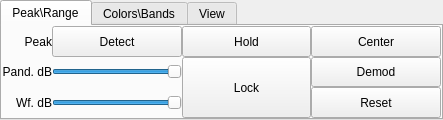
shawnj007/gqrx-touch, file src/qtgui/dockfft.ui: the form before one commit.
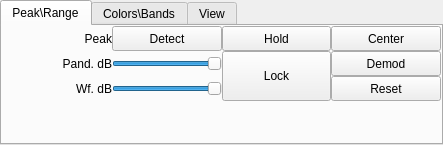
The form after the commit. The open tabs and pages were chosen to show the change. Icons and pictures are not drawn. Custom widgets are drawn as their Qt base class.

Diff of the .ui file:
```diff
--- a/src/qtgui/dockfft.ui
+++ b/src/qtgui/dockfft.ui
@@ -7,7 +7,7 @@
     <x>0</x>
     <y>0</y>
     <width>443</width>
-    <height>120</height>
+    <height>145</height>
    </rect>
   </property>
   <property name="sizePolicy">
@@ -19,7 +19,7 @@
   <property name="minimumSize">
    <size>
     <width>443</width>
-    <height>120</height>
+    <height>145</height>
    </size>
   </property>
   <property name="maximumSize">
@@ -51,6 +51,12 @@
      <verstretch>0</verstretch>
     </sizepolicy>
    </property>
+   <property name="minimumSize">
+    <size>
+     <width>443</width>
+     <height>126</height>
+    </size>
+   </property>
    <layout class="QVBoxLayout" name="verticalLayout_2">
     <property name="spacing">
      <number>0</number>
@@ -69,14 +75,32 @@
     </property>
     <item>
      <widget class="QTabWidget" name="tabWidget">
+      <property name="sizePolicy">
+       <sizepolicy hsizetype="MinimumExpanding" vsizetype="Preferred">
+        <horstretch>0</horstretch>
+        <verstretch>0</verstretch>
+       </sizepolicy>
+      </property>
+      <property name="minimumSize">
+       <size>
+        <width>443</width>
+        <height>126</height>
+       </size>
+      </property>
       <property name="currentIndex">
        <number>0</number>
       </property>
       <widget class="QWidget" name="tab_3">
+       <property name="minimumSize">
+        <size>
+         <width>439</width>
+         <height>95</height>
+        </size>
+       </property>
        <attribute name="title">
         <string>Peak\Range</string>
        </attribute>
-       <layout class="QVBoxLayout" name="verticalLayout_5">
+       <layout class="QVBoxLayout" name="verticalLayout_5" stretch="0,0">
         <property name="spacing">
          <number>0</number>
         </property>
@@ -94,7 +118,19 @@
         </property>
         <item>
          <widget class="QFrame" name="frame_peak_range">
-          <layout class="QGridLayout" name="gridLayout" columnstretch="0,1,1,1">
+          <property name="minimumSize">
+           <size>
+            <width>439</width>
+            <height>75</height>
+           </size>
+          </property>
+          <property name="maximumSize">
+           <size>
+            <width>16777215</width>
+            <height>16777215</height>
+           </size>
+          </property>
+          <layout class="QGridLayout" name="gridLayout" columnstretch="0,0,0,0">
            <property name="leftMargin">
             <number>0</number>
            </property>
@@ -110,103 +146,13 @@
            <property name="spacing">
             <number>0</number>
            </property>
-           <item row="0" column="2">
-            <widget class="QPushButton" name="peakHoldButton">
-             <property name="sizePolicy">
-              <sizepolicy hsizetype="MinimumExpanding" vsizetype="MinimumExpanding">
-               <horstretch>0</horstretch>
-               <verstretch>0</verstretch>
-              </sizepolicy>
-             </property>
-             <property name="minimumSize">
-              <size>
-               <width>50</width>
-               <height>10</height>
-              </size>
-             </property>
-             <property name="maximumSize">
-              <size>
-               <width>16777215</width>
-               <height>16777215</height>
-              </size>
-             </property>
-             <property name="toolTip">
-              <string>Toggle peak hold in FFT</string>
-             </property>
-             <property name="text">
-              <string>Hold</string>
-             </property>
-             <property name="checkable">
-              <bool>true</bool>
-             </property>
-            </widget>
-           </item>
-           <item row="2" column="1">
-            <widget class="ctkRangeSlider" name="wfRangeSlider">
-             <property name="sizePolicy">
-              <sizepolicy hsizetype="MinimumExpanding" vsizetype="MinimumExpanding">
-               <horstretch>0</horstretch>
-               <verstretch>0</verstretch>
-              </sizepolicy>
-             </property>
-             <property name="minimumSize">
-              <size>
-               <width>0</width>
-               <height>10</height>
-              </size>
-             </property>
-             <property name="toolTip">
-              <string>Set waterfall dB range</string>
-             </property>
-             <property name="statusTip">
-              <string>Set waterfall dB range</string>
-             </property>
-             <property name="minimum">
-              <number>-160</number>
-             </property>
-             <property name="maximum">
-              <number>0</number>
-             </property>
-             <property name="orientation">
-              <enum>Qt::Horizontal</enum>
-             </property>
-            </widget>
-           </item>
-           <item row="2" column="0">
-            <widget class="QLabel" name="wfRangeLabel">
-             <property name="sizePolicy">
-              <sizepolicy hsizetype="MinimumExpanding" vsizetype="MinimumExpanding">
-               <horstretch>0</horstretch>
-               <verstretch>0</verstretch>
-              </sizepolicy>
-             </property>
-             <property name="minimumSize">
-              <size>
-               <width>0</width>
-               <height>10</height>
-              </size>
-             </property>
-             <property name="toolTip">
-              <string>Set waterfall dB range</string>
-             </property>
-             <property name="statusTip">
-              <string>Set waterfall dB range</string>
-             </property>
-             <property name="text">
-              <string>Wf. dB</string>
-             </property>
-             <property name="alignment">
-              <set>Qt::AlignRight|Qt::AlignTrailing|Qt::AlignVCenter</set>
-             </property>
-            </widget>
-           </item>
            <item row="1" column="2" rowspan="2">
             <widget class="QPushButton" name="lockButton">
              <property name="enabled">
               <bool>true</bool>
              </property>
              <property name="sizePolicy">
-              <sizepolicy hsizetype="MinimumExpanding" vsizetype="MinimumExpanding">
+              <sizepolicy hsizetype="MinimumExpanding" vsizetype="Preferred">
                <horstretch>0</horstretch>
                <verstretch>0</verstretch>
               </sizepolicy>
@@ -214,9 +160,16 @@
              <property name="minimumSize">
               <size>
                <width>50</width>
-               <height>10</height>
+               <height>25</height>
               </size>
              </property>
+             <property name="palette">
+              <palette>
+               <active/>
+               <inactive/>
+               <disabled/>
+              </palette>
+             </property>
              <property name="toolTip">
               <string>Lock panadapter and waterfall sliders together</string>
              </property>
@@ -231,69 +184,80 @@
              </property>
             </widget>
            </item>
-           <item row="0" column="1">
-            <widget class="QPushButton" name="peakDetectionButton">
+           <item row="1" column="1">
+            <widget class="ctkRangeSlider" name="pandRangeSlider">
              <property name="sizePolicy">
-              <sizepolicy hsizetype="MinimumExpanding" vsizetype="MinimumExpanding">
+              <sizepolicy hsizetype="MinimumExpanding" vsizetype="Preferred">
                <horstretch>0</horstretch>
                <verstretch>0</verstretch>
               </sizepolicy>
              </property>
              <property name="minimumSize">
               <size>
-               <width>50</width>
-               <height>10</height>
+               <width>0</width>
+               <height>25</height>
               </size>
              </property>
-             <property name="maximumSize">
-              <size>
-               <width>16777215</width>
-               <height>16777215</height>
-              </size>
+             <property name="palette">
+              <palette>
+               <active/>
+               <inactive/>
+               <disabled/>
+              </palette>
              </property>
              <property name="toolTip">
               <string>Enable peak detection in FFT</string>
              </property>
-             <property name="text">
-              <string>Detect</string>
+             <property name="statusTip">
+              <string>Set pandapter dB range</string>
              </property>
-             <property name="checkable">
-              <bool>true</bool>
+             <property name="minimum">
+              <number>-160</number>
+             </property>
+             <property name="maximum">
+              <number>0</number>
+             </property>
+             <property name="orientation">
+              <enum>Qt::Horizontal</enum>
              </property>
             </widget>
            </item>
-           <item row="0" column="3">
-            <widget class="QPushButton" name="centerButton">
+           <item row="2" column="0">
+            <widget class="QLabel" name="wfRangeLabel">
              <property name="sizePolicy">
-              <sizepolicy hsizetype="MinimumExpanding" vsizetype="MinimumExpanding">
+              <sizepolicy hsizetype="MinimumExpanding" vsizetype="Preferred">
                <horstretch>0</horstretch>
                <verstretch>0</verstretch>
               </sizepolicy>
              </property>
              <property name="minimumSize">
               <size>
-               <width>50</width>
-               <height>10</height>
+               <width>0</width>
+               <height>25</height>
               </size>
              </property>
-             <property name="maximumSize">
-              <size>
-               <width>16777215</width>
-               <height>16777215</height>
-              </size>
+             <property name="palette">
+              <palette>
+               <active/>
+               <inactive/>
+               <disabled/>
+              </palette>
              </property>
              <property name="toolTip">
               <string>Center FFT around original center frequency</string>
              </property>
              <property name="text">
-              <string>Center</string>
+              <string>Wf. dB</string>
+             </property>
+             <property name="alignment">
+              <set>Qt::AlignRight|Qt::AlignTrailing|Qt::AlignVCenter</set>
              </property>
             </widget>
            </item>
            <item row="0" column="0">
             <widget class="QLabel" name="peakLabel">
              <property name="sizePolicy">
-              <sizepolicy hsizetype="MinimumExpanding" vsizetype="MinimumExpanding">
+              <sizepolicy hsizetype="MinimumExpanding" vsizetype="Preferred">
                <horstretch>0</horstretch>
                <verstretch>0</verstretch>
               </sizepolicy>
@@ -301,9 +265,16 @@
              <property name="minimumSize">
               <size>
                <width>0</width>
-               <height>10</height>
+               <height>25</height>
               </size>
              </property>
+             <property name="palette">
+              <palette>
+               <active/>
+               <inactive/>
+               <disabled/>
+              </palette>
+             </property>
              <property name="text">
               <string>Peak</string>
              </property>
@@ -312,41 +283,10 @@
              </property>
             </widget>
            </item>
-           <item row="1" column="1">
-            <widget class="ctkRangeSlider" name="pandRangeSlider">
-             <property name="sizePolicy">
-              <sizepolicy hsizetype="MinimumExpanding" vsizetype="MinimumExpanding">
-               <horstretch>0</horstretch>
-               <verstretch>0</verstretch>
-              </sizepolicy>
-             </property>
-             <property name="minimumSize">
-              <size>
-               <width>0</width>
-               <height>10</height>
-              </size>
-             </property>
-             <property name="toolTip">
-              <string>Set pandapter dB range</string>
-             </property>
-             <property name="statusTip">
-              <string>Set pandapter dB range</string>
-             </property>
-             <property name="minimum">
-              <number>-160</number>
-             </property>
-             <property name="maximum">
-              <number>0</number>
-             </property>
-             <property name="orientation">
-              <enum>Qt::Horizontal</enum>
-             </property>
-            </widget>
-           </item>
            <item row="2" column="3">
             <widget class="QPushButton" name="resetButton">
              <property name="sizePolicy">
-              <sizepolicy hsizetype="MinimumExpanding" vsizetype="MinimumExpanding">
+              <sizepolicy hsizetype="MinimumExpanding" vsizetype="Preferred">
                <horstretch>0</horstretch>
                <verstretch>0</verstretch>
               </sizepolicy>
@@ -354,7 +294,7 @@
              <property name="minimumSize">
               <size>
                <width>50</width>
-               <height>10</height>
+               <height>25</height>
               </size>
              </property>
              <property name="maximumSize">
@@ -363,6 +303,13 @@
                <height>16777215</height>
               </size>
              </property>
+             <property name="palette">
+              <palette>
+               <active/>
+               <inactive/>
+               <disabled/>
+              </palette>
+             </property>
              <property name="toolTip">
               <string>Reset zoom level to 1x</string>
              </property>
@@ -371,10 +318,48 @@
              </property>
             </widget>
            </item>
+           <item row="0" column="2">
+            <widget class="QPushButton" name="peakHoldButton">
+             <property name="sizePolicy">
+              <sizepolicy hsizetype="MinimumExpanding" vsizetype="Preferred">
+               <horstretch>0</horstretch>
+               <verstretch>0</verstretch>
+              </sizepolicy>
+             </property>
+             <property name="minimumSize">
+              <size>
+               <width>50</width>
+               <height>25</height>
+              </size>
+             </property>
+             <property name="maximumSize">
+              <size>
+               <width>16777215</width>
+               <height>16777215</height>
+              </size>
+             </property>
+             <property name="palette">
+              <palette>
+               <active/>
+               <inactive/>
+               <disabled/>
+              </palette>
+             </property>
+             <property name="toolTip">
+              <string>Toggle peak hold in FFT</string>
+             </property>
+             <property name="text">
+              <string>Hold</string>
+             </property>
+             <property name="checkable">
+              <bool>true</bool>
+             </property>
+            </widget>
+           </item>
            <item row="1" column="3">
             <widget class="QPushButton" name="demodButton">
              <property name="sizePolicy">
-              <sizepolicy hsizetype="MinimumExpanding" vsizetype="MinimumExpanding">
+              <sizepolicy hsizetype="MinimumExpanding" vsizetype="Preferred">
                <horstretch>0</horstretch>
                <verstretch>0</verstretch>
               </sizepolicy>
@@ -382,7 +367,7 @@
              <property name="minimumSize">
               <size>
                <width>50</width>
-               <height>10</height>
+               <height>25</height>
               </size>
              </property>
              <property name="maximumSize">
@@ -391,6 +376,13 @@
                <height>16777215</height>
               </size>
              </property>
+             <property name="palette">
+              <palette>
+               <active/>
+               <inactive/>
+               <disabled/>
+              </palette>
+             </property>
              <property name="toolTip">
               <string>Center FFT around demodulator frequency</string>
              </property>
@@ -399,10 +391,48 @@
              </property>
             </widget>
            </item>
+           <item row="2" column="1">
+            <widget class="ctkRangeSlider" name="wfRangeSlider">
+             <property name="sizePolicy">
+              <sizepolicy hsizetype="MinimumExpanding" vsizetype="Preferred">
+               <horstretch>0</horstretch>
+               <verstretch>0</verstretch>
+              </sizepolicy>
+             </property>
+             <property name="minimumSize">
+              <size>
+               <width>0</width>
+               <height>25</height>
+              </size>
+             </property>
+             <property name="palette">
+              <palette>
+               <active/>
+               <inactive/>
+               <disabled/>
+              </palette>
+             </property>
+             <property name="toolTip">
+              <string>Set waterfall dB range</string>
+             </property>
+             <property name="statusTip">
+              <string>Set waterfall dB range</string>
+             </property>
+             <property name="minimum">
+              <number>-160</number>
+             </property>
+             <property name="maximum">
+              <number>0</number>
+             </property>
+             <property name="orientation">
+              <enum>Qt::Horizontal</enum>
+             </property>
+            </widget>
+           </item>
            <item row="1" column="0">
             <widget class="QLabel" name="pandRangeLabel">
              <property name="sizePolicy">
-              <sizepolicy hsizetype="MinimumExpanding" vsizetype="MinimumExpanding">
+              <sizepolicy hsizetype="MinimumExpanding" vsizetype="Preferred">
                <horstretch>0</horstretch>
                <verstretch>0</verstretch>
               </sizepolicy>
@@ -410,9 +440,16 @@
              <property name="minimumSize">
               <size>
                <width>0</width>
-               <height>10</height>
+               <height>25</height>
               </size>
              </property>
+             <property name="palette">
+              <palette>
+               <active/>
+               <inactive/>
+               <disabled/>
+              </palette>
+             </property>
              <property name="toolTip">
               <string>Set pandapter dB range</string>
              </property>
@@ -427,9 +464,135 @@
              </property>
             </widget>
            </item>
+           <item row="0" column="1">
+            <widget class="QPushButton" name="peakDetectionButton">
+             <property name="sizePolicy">
+              <sizepolicy hsizetype="MinimumExpanding" vsizetype="Preferred">
+               <horstretch>0</horstretch>
+               <verstretch>0</verstretch>
+              </sizepolicy>
+             </property>
+             <property name="minimumSize">
+              <size>
+               <width>50</width>
+               <height>25</height>
+              </size>
+             </property>
+             <property name="maximumSize">
+              <size>
+               <width>16777215</width>
+               <height>16777215</height>
+              </size>
+             </property>
+             <property name="palette">
+              <palette>
+               <active/>
+               <inactive/>
+               <disabled/>
+              </palette>
+             </property>
+             <property name="toolTip">
+              <string>Enable peak detection in FFT</string>
+             </property>
+             <property name="text">
+              <string>Detect</string>
+             </property>
+             <property name="checkable">
+              <bool>true</bool>
+             </property>
+            </widget>
+           </item>
+           <item row="0" column="3">
+            <widget class="QPushButton" name="centerButton">
+             <property name="sizePolicy">
+              <sizepolicy hsizetype="MinimumExpanding" vsizetype="Preferred">
+               <horstretch>0</horstretch>
+               <verstretch>0</verstretch>
+              </sizepolicy>
+             </property>
+             <property name="minimumSize">
+              <size>
+               <width>50</width>
+               <height>25</height>
+              </size>
+             </property>
+             <property name="maximumSize">
+              <size>
+               <width>16777215</width>
+               <height>16777215</height>
+              </size>
+             </property>
+             <property name="palette">
+              <palette>
+               <active/>
+               <inactive/>
+               <disabled/>
+              </palette>
+             </property>
+             <property name="toolTip">
+              <string>Center FFT around original center frequency</string>
+             </property>
+             <property name="text">
+              <string>Center</string>
+             </property>
+            </widget>
+           </item>
           </layout>
          </widget>
         </item>
+        <item>
+         <spacer name="verticalSpacer_3">
+          <property name="palette">
+           <palette>
+            <active>
+             <colorrole role="Highlight">
+              <brush brushstyle="SolidPattern">
+               <color alpha="255">
+                <red>48</red>
+                <green>140</green>
+                <blue>198</blue>
+               </color>
+              </brush>
+             </colorrole>
+            </active>
+            <inactive>
+             <colorrole role="Highlight">
+              <brush brushstyle="SolidPattern">
+               <color alpha="255">
+                <red>48</red>
+                <green>140</green>
+                <blue>198</blue>
+               </color>
+              </brush>
+             </colorrole>
+            </inactive>
+            <disabled>
+             <colorrole role="Highlight">
+              <brush brushstyle="SolidPattern">
+               <color alpha="255">
+                <red>145</red>
+                <green>145</green>
+                <blue>145</blue>
+               </color>
+              </brush>
+             </colorrole>
+            </disabled>
+           </palette>
+          </property>
+          <property name="orientation">
+           <enum>Qt::Vertical</enum>
+          </property>
+          <property name="sizeType">
+           <enum>QSizePolicy::Expanding</enum>
+          </property>
+          <property name="sizeHint" stdset="0">
+           <size>
+            <width>20</width>
+            <height>0</height>
+           </size>
+          </property>
+         </spacer>
+        </item>
        </layout>
       </widget>
       <widget class="QWidget" name="tab_4">
```
Left out of the diff: 242 changed lines with no effect on the pictures.
